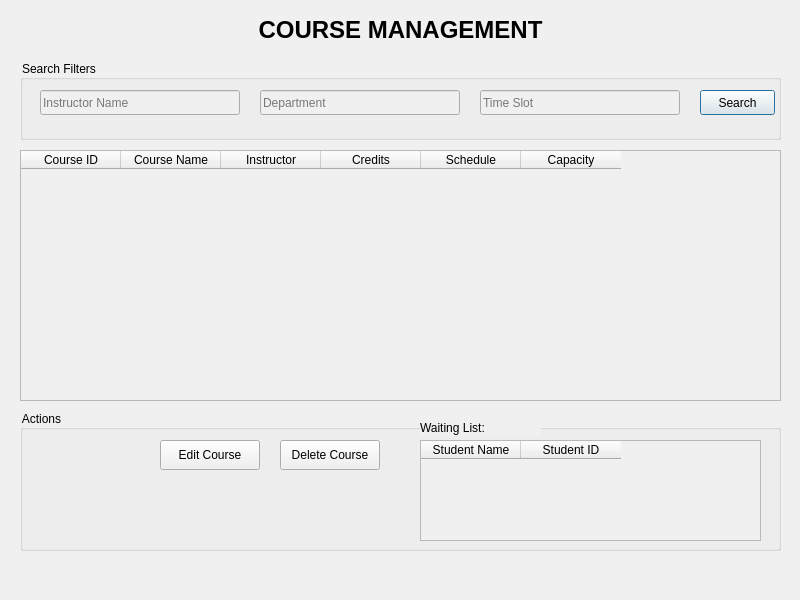
Old version of the form UCRS/Forms/cmpage.ui in the repository OMarey1/University-Course-Registration-System.
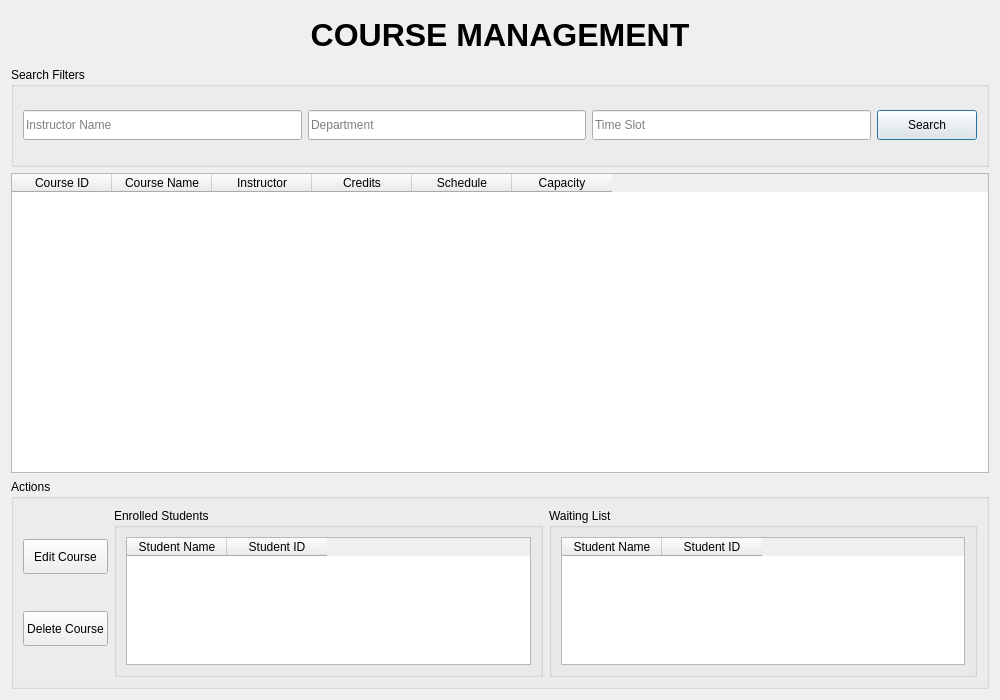
New version of the form.

Commit message: Fix Course Management Page UI - Adding Enrolled Students Table

What changed in the file:
```diff
--- a/UCRS/Forms/cmpage.ui
+++ b/UCRS/Forms/cmpage.ui
@@ -6,103 +6,113 @@
    <rect>
     <x>0</x>
     <y>0</y>
-    <width>800</width>
-    <height>600</height>
+    <width>1000</width>
+    <height>700</height>
    </rect>
   </property>
   <property name="windowTitle">
    <string>Course Management</string>
   </property>
   <property name="styleSheet">
-   <string notr="true">background-color: #f0f0f0;</string>
+   <string notr="true"/>
   </property>
-  <widget class="QLabel" name="titleLabel">
-   <property name="geometry">
-    <rect>
-     <x>20</x>
-     <y>10</y>
-     <width>761</width>
-     <height>41</height>
-    </rect>
+  <layout class="QVBoxLayout" name="verticalLayout">
+   <item>
+    <widget class="QLabel" name="pageTitleLabel">
+     <property name="minimumSize">
+      <size>
+       <width>0</width>
+       <height>50</height>
+      </size>
    </property>
    <property name="text">
-    <string>&lt;html&gt;&lt;head/&gt;&lt;body&gt;&lt;p align=&quot;center&quot;&gt;&lt;span style=&quot; font-size:18pt; font-weight:700;&quot;&gt;COURSE MANAGEMENT&lt;/span&gt;&lt;/p&gt;&lt;/body&gt;&lt;/html&gt;</string>
-   </property>
-  </widget>
+      <string>&lt;html&gt;&lt;head/&gt;&lt;body&gt;&lt;p align=&quot;center&quot;&gt;&lt;span style=&quot; font-size:24pt; font-weight:700;&quot;&gt;COURSE MANAGEMENT&lt;/span&gt;&lt;/p&gt;&lt;/body&gt;&lt;/html&gt;</string>
+     </property>
+    </widget>
+   </item>
+   <item>
   <widget class="QGroupBox" name="searchGroupBox">
-   <property name="geometry">
-    <rect>
-     <x>20</x>
-     <y>60</y>
-     <width>761</width>
-     <height>80</height>
-    </rect>
+     <property name="minimumSize">
+      <size>
+       <width>0</width>
+       <height>100</height>
+      </size>
    </property>
    <property name="title">
     <string>Search Filters</string>
    </property>
+     <layout class="QHBoxLayout" name="horizontalLayout">
+      <item>
    <widget class="QLineEdit" name="instructorSearch">
-    <property name="geometry">
-     <rect>
-      <x>20</x>
-      <y>30</y>
-      <width>200</width>
-      <height>25</height>
-     </rect>
+        <property name="minimumSize">
+         <size>
+          <width>0</width>
+          <height>30</height>
+         </size>
     </property>
     <property name="placeholderText">
      <string>Instructor Name</string>
     </property>
    </widget>
+      </item>
+      <item>
    <widget class="QLineEdit" name="departmentSearch">
-    <property name="geometry">
-     <rect>
-      <x>240</x>
-      <y>30</y>
-      <width>200</width>
-      <height>25</height>
-     </rect>
+        <property name="minimumSize">
+         <size>
+          <width>0</width>
+          <height>30</height>
+         </size>
     </property>
     <property name="placeholderText">
      <string>Department</string>
     </property>
    </widget>
+      </item>
+      <item>
    <widget class="QLineEdit" name="timeSearch">
-    <property name="geometry">
-     <rect>
-      <x>460</x>
-      <y>30</y>
-      <width>200</width>
-      <height>25</height>
-     </rect>
+        <property name="minimumSize">
+         <size>
+          <width>0</width>
+          <height>30</height>
+         </size>
     </property>
     <property name="placeholderText">
      <string>Time Slot</string>
     </property>
    </widget>
+      </item>
+      <item>
    <widget class="QPushButton" name="searchButton">
-    <property name="geometry">
-     <rect>
-      <x>680</x>
-      <y>30</y>
-      <width>75</width>
-      <height>25</height>
-     </rect>
+        <property name="minimumSize">
+         <size>
+          <width>100</width>
+          <height>30</height>
+         </size>
     </property>
     <property name="text">
      <string>Search</string>
     </property>
    </widget>
-  </widget>
+      </item>
+     </layout>
+    </widget>
+   </item>
+   <item>
   <widget class="QTableWidget" name="coursesTable">
-   <property name="geometry">
-    <rect>
-     <x>20</x>
-     <y>150</y>
-
-     <width>761</width>
-     <height>251</height>
-    </rect>
+     <property name="minimumSize">
+      <size>
+       <width>0</width>
+       <height>300</height>
+      </size>
+     </property>
+     <property name="alternatingRowColors">
+      <bool>true</bool>
+     </property>
+     <property name="selectionMode">
+      <enum>QAbstractItemView::SelectionMode::SingleSelection</enum>
+     </property>
+     <property name="selectionBehavior">
+      <enum>QAbstractItemView::SelectionBehavior::SelectRows</enum>
    </property>
    <column>
     <property name="text">
@@ -135,52 +145,93 @@
     </property>
    </column>
   </widget>
+   </item>
+   <item>
   <widget class="QGroupBox" name="actionsGroupBox">
-   <property name="geometry">
-    <rect>
-     <x>20</x>
-     <y>410</y>
-     <width>761</width>
-     <height>141</height>
-    </rect>
+     <property name="minimumSize">
+      <size>
+       <width>0</width>
+       <height>200</height>
+      </size>
    </property>
    <property name="title">
     <string>Actions</string>
    </property>
+     <layout class="QHBoxLayout" name="horizontalLayout_2">
+      <item>
+       <layout class="QVBoxLayout" name="verticalLayout_2">
+        <item>
    <widget class="QPushButton" name="editCourseButton">
-    <property name="geometry">
-     <rect>
-      <x>140</x>
-      <y>30</y>
-      <width>100</width>
-      <height>30</height>
-     </rect>
+          <property name="minimumSize">
+           <size>
+            <width>0</width>
+            <height>35</height>
+           </size>
     </property>
     <property name="text">
      <string>Edit Course</string>
     </property>
    </widget>
+        </item>
+        <item>
    <widget class="QPushButton" name="deleteCourseButton">
-    <property name="geometry">
-     <rect>
-      <x>260</x>
-      <y>30</y>
-      <width>100</width>
-      <height>30</height>
-     </rect>
+          <property name="minimumSize">
+           <size>
+            <width>0</width>
+            <height>35</height>
+           </size>
     </property>
     <property name="text">
      <string>Delete Course</string>
     </property>
    </widget>
+        </item>
+       </layout>
+      </item>
+      <item>
+       <layout class="QHBoxLayout" name="tablesLayout">
+        <item>
+         <widget class="QGroupBox" name="enrolledStudentsGroupBox">
+          <property name="title">
+           <string>Enrolled Students</string>
+          </property>
+          <layout class="QVBoxLayout" name="verticalLayout_4">
+           <item>
+            <widget class="QTableWidget" name="enrolledStudentsTable">
+             <property name="alternatingRowColors">
+              <bool>true</bool>
+             </property>
+             <property name="selectionMode">
+              <enum>QAbstractItemView::SelectionMode::NoSelection</enum>
+             </property>
+             <column>
+              <property name="text">
+               <string>Student Name</string>
+              </property>
+             </column>
+             <column>
+              <property name="text">
+               <string>Student ID</string>
+              </property>
+             </column>
+            </widget>
+           </item>
+          </layout>
+         </widget>
+        </item>
+        <item>
+         <widget class="QGroupBox" name="waitingListGroupBox">
+          <property name="title">
+           <string>Waiting List</string>
+          </property>
+          <layout class="QVBoxLayout" name="verticalLayout_3">
+           <item>
    <widget class="QTableWidget" name="waitingListTable">
-    <property name="geometry">
-     <rect>
-      <x>400</x>
-      <y>30</y>
-      <width>341</width>
-      <height>101</height>
-     </rect>
+             <property name="alternatingRowColors">
+              <bool>true</bool>
+             </property>
+             <property name="selectionMode">
+              <enum>QAbstractItemView::SelectionMode::NoSelection</enum>
     </property>
     <column>
      <property name="text">
@@ -193,20 +244,16 @@
      </property>
     </column>
    </widget>
-   <widget class="QLabel" name="waitingListLabel">
-    <property name="geometry">
-     <rect>
-      <x>400</x>
-      <y>10</y>
-      <width>121</width>
-      <height>16</height>
-     </rect>
-    </property>
-    <property name="text">
-     <string>Waiting List:</string>
-    </property>
-   </widget>
-  </widget>
+           </item>
+          </layout>
+         </widget>
+        </item>
+       </layout>
+      </item>
+     </layout>
+    </widget>
+   </item>
+  </layout>
  </widget>
  <resources/>
  <connections/>
```
Lines whose indentation alone changed are shown as unchanged. The commit also changes 4 other files.
